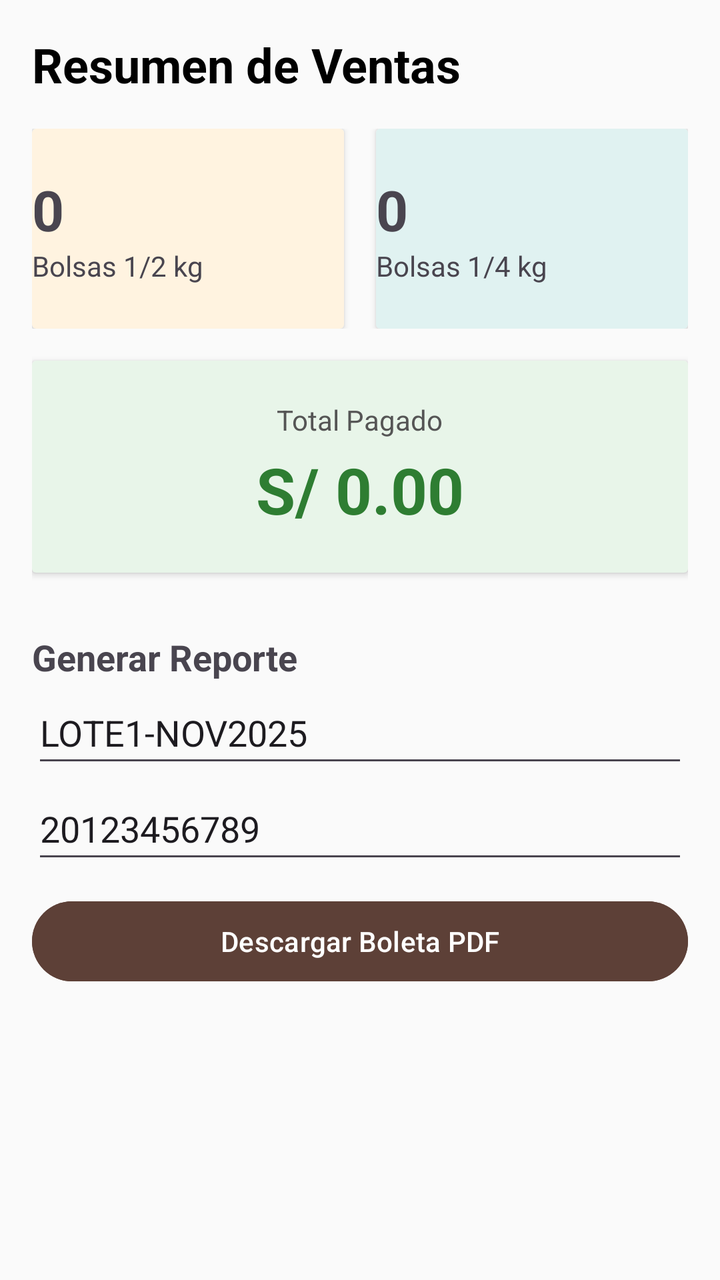
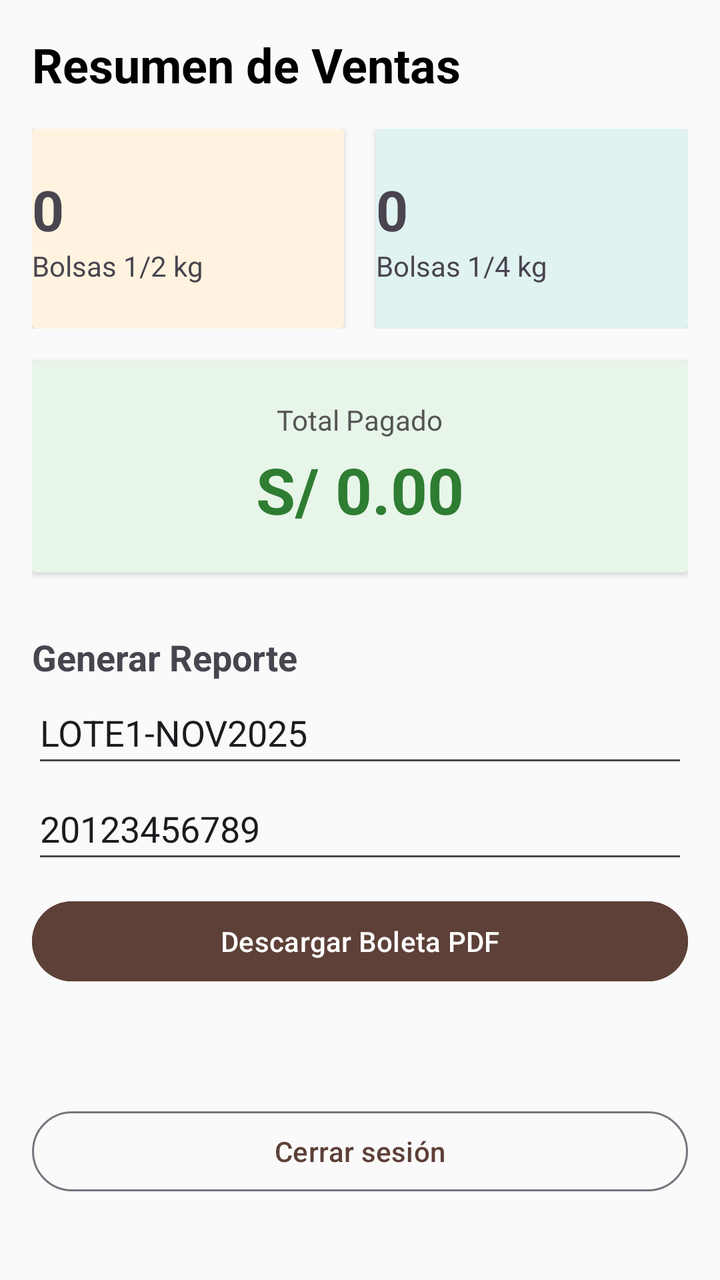

Compare the two renders of this Android layout. The source of the first and the diff that turns it into the second are given below.
<!-- AndroidManifest.xml: application theme Theme.CajaiCafeAdministracion -->
<!-- res/layout/fragment_dashboard.xml -->
<?xml version="1.0" encoding="utf-8"?>
<ScrollView xmlns:android="http://schemas.android.com/apk/res/android"
    android:layout_width="match_parent"
    android:layout_height="match_parent"
    android:background="#FAFAFA"
    android:padding="16dp">


    <LinearLayout
        android:orientation="vertical"
        android:layout_width="match_parent"
        android:layout_height="wrap_content">


        <TextView
            android:text="Resumen de Ventas"
            android:textSize="24sp"
            android:textStyle="bold"
            android:textColor="@android:color/black"
            android:layout_marginBottom="16dp"
            android:layout_height="match_parent"  android:layout_width="match_parent"/>

        <LinearLayout
            android:orientation="horizontal"
            android:weightSum="2"
            android:layout_width="match_parent"
            android:layout_height="wrap_content">

            <androidx.cardview.widget.CardView
                android:layout_width="0dp"
                android:layout_weight="1"
                android:layout_height="100dp"
                android:layout_marginEnd="8dp"
                android:backgroundTint="#FFF3E0">
                <LinearLayout
                    android:gravity="center"
                    android:orientation="vertical"
                    android:layout_width="match_parent"
                    android:layout_height="match_parent">
                    <TextView
                        android:id="@+id/tvTotalMedioKilo"
                        android:text="0"
                        android:textSize="28sp"
                        android:textStyle="bold" android:layout_height="wrap_content" android:layout_width="match_parent"/>
                    <TextView
                        android:text="Bolsas 1/2 kg"
                        android:textSize="14sp" android:layout_height="wrap_content" android:layout_width="match_parent"/>
                </LinearLayout>
            </androidx.cardview.widget.CardView>


            <androidx.cardview.widget.CardView
                android:layout_width="0dp"
                android:layout_weight="1"
                android:layout_height="100dp"
                android:layout_marginStart="8dp"
                android:backgroundTint="#E0F2F1">
                <LinearLayout
                    android:gravity="center"
                    android:orientation="vertical"
                    android:layout_width="match_parent"
                    android:layout_height="match_parent">
                    <TextView
                        android:id="@+id/tvTotalCuartoKilo"
                        android:text="0"
                        android:textSize="28sp"
                        android:textStyle="bold" android:layout_height="wrap_content" android:layout_width="match_parent"/>
                    <TextView
                        android:text="Bolsas 1/4 kg"
                        android:textSize="14sp" android:layout_height="wrap_content" android:layout_width="match_parent"/>
                </LinearLayout>
            </androidx.cardview.widget.CardView>
        </LinearLayout>
        <androidx.cardview.widget.CardView
            android:layout_width="match_parent"
            android:layout_height="wrap_content"
            android:layout_marginTop="16dp"
            android:backgroundTint="#E8F5E9"> <LinearLayout
            android:layout_width="match_parent"
            android:layout_height="wrap_content"
            android:orientation="vertical"
            android:padding="20dp"
            android:gravity="center">

            <TextView
                android:text="Total Pagado"
                android:textSize="14sp"
                android:textColor="#555555"
                android:layout_width="wrap_content"
                android:layout_height="wrap_content"/>

            <TextView
                android:id="@+id/tvTotalDinero"
                android:text="S/ 0.00"
                android:textSize="32sp"
                android:textStyle="bold"
                android:textColor="#2E7D32"
                android:layout_marginTop="4dp"
                android:layout_width="wrap_content"
                android:layout_height="wrap_content"/>
        </LinearLayout>
        </androidx.cardview.widget.CardView>

        <TextView
            android:text="Generar Reporte"
            android:layout_marginTop="30dp"
            android:textSize="18sp"
            android:textStyle="bold" android:layout_height="wrap_content"  android:layout_width="match_parent"/>

        <EditText
            android:id="@+id/etLote"
            android:layout_width="match_parent"
            android:layout_height="wrap_content"
            android:hint="Nombre del Lote"
            android:minHeight="48dp"
            android:text="LOTE1-NOV2025" />

        <EditText
            android:id="@+id/etRuc"
            android:layout_width="match_parent"
            android:layout_height="wrap_content"
            android:hint="RUC / DNI"
            android:minHeight="48dp"
            android:text="20123456789" />

        <Button
            android:id="@+id/btnExportarPDF"
            android:layout_width="match_parent"
            android:layout_height="wrap_content"
            android:text="Descargar Boleta PDF"
            android:backgroundTint="#5D4037"
            android:textColor="#FFFFFF"
            android:layout_marginTop="10dp"/>

    </LinearLayout>
</ScrollView>
<!-- resources referenced by this layout -->
<resources>
  <style name="Theme.CajaiCafeAdministracion" parent="Base.Theme.CajaiCafeAdministracion" />
  <style name="Base.Theme.CajaiCafeAdministracion" parent="Theme.Material3.DayNight.NoActionBar">
          
          
      </style>
</resources>

<!-- the commit's change to res/layout/fragment_dashboard.xml (unified diff, before → after) -->
@@ -132,5 +132,22 @@
             android:textColor="#FFFFFF"
             android:layout_marginTop="10dp"/>
 
+        <TextView
+            android:id="@+id/tvSesion"
+            android:layout_width="match_parent"
+            android:layout_height="wrap_content"
+            android:layout_marginTop="30dp"
+            android:textColor="#555555"
+            android:textSize="14sp" />
+
+        <Button
+            android:id="@+id/btnCerrarSesion"
+            style="?attr/materialButtonOutlinedStyle"
+            android:layout_width="match_parent"
+            android:layout_height="wrap_content"
+            android:layout_marginTop="8dp"
+            android:text="Cerrar sesión"
+            android:textColor="#5D4037" />
+
     </LinearLayout>
 </ScrollView>
